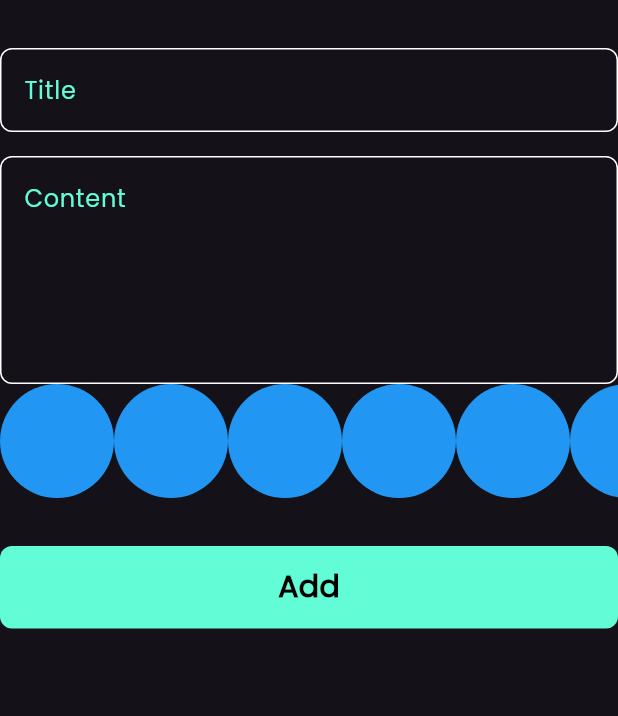
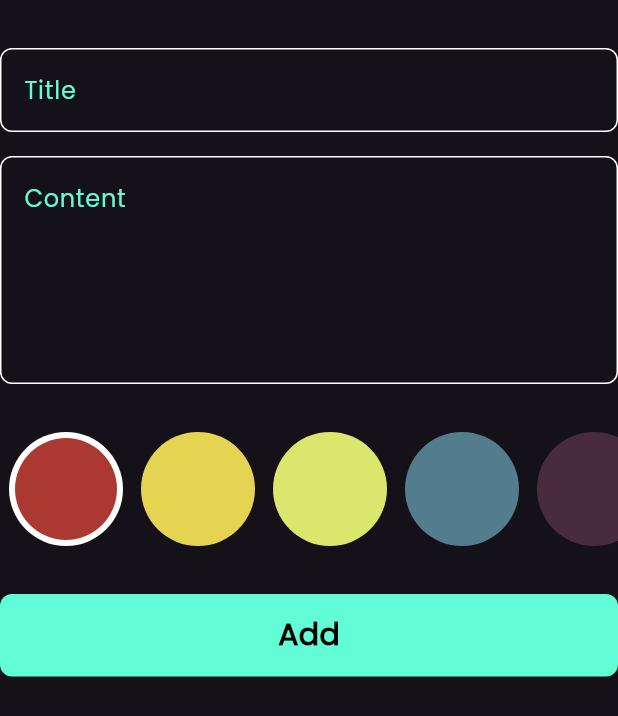
Before and after one commit to Fady60/notes_app, a Flutter app: the AddNoteForm widget shown alone on an empty page, opened directly, on a phone screen of 412 x 824 dp. Shown: the top 716 px of the screen. Run offline on Flutter 3.47's test engine with Material 3 defaults, Android fonts, the phone set to English and light mode, and no system bars; our stand-ins replace bloc, flutter_bloc, font_awesome_flutter, hive, hive_flutter; accounts and stored records are empty.

Commit message:
colors list view part 2

```diff
--- a/lib/views/widgets/add_note_form.dart
+++ b/lib/views/widgets/add_note_form.dart
@@ -40,6 +40,7 @@ class _AddNoteFormState extends State<AddNoteForm> {
             hint: 'Content',
             maxLines: 5,
           ),
+          const SizedBox(height: 32),
           ColorsListView(),
           const SizedBox(height: 32),
           BlocBuilder<AddNoteCubit, AddNoteState>(
--- a/lib/views/widgets/colors_list_view.dart
+++ b/lib/views/widgets/colors_list_view.dart
@@ -1,26 +1,58 @@
 import 'package:flutter/material.dart';
 
 class ColorItem extends StatelessWidget {
-  const ColorItem({super.key});
-
+  const ColorItem({super.key, required this.isActive, required this.color});
+  final bool isActive;
+  final Color color;
   @override
   Widget build(BuildContext context) {
-    return const CircleAvatar(backgroundColor: Colors.blue, radius: 38);
+    return isActive
+        ? CircleAvatar(
+          backgroundColor: Colors.white,
+          radius: 38,
+          child: CircleAvatar(backgroundColor: color, radius: 34),
+        )
+        : CircleAvatar(backgroundColor: color, radius: 38);
   }
 }
 
-class ColorsListView extends StatelessWidget {
+class ColorsListView extends StatefulWidget {
   const ColorsListView({super.key});
 
+  @override
+  State<ColorsListView> createState() => _ColorsListViewState();
+}
+
+class _ColorsListViewState extends State<ColorsListView> {
+  int currentIndex = 0;
+  List<Color> colors = const [
+    Color(0xffAC3931),
+    Color(0xffE5D352),
+    Color(0xffD9E76C),
+    Color(0xff537D8D),
+    Color(0xff482C3D),
+  ];
   @override
   Widget build(BuildContext context) {
     return SizedBox(
       height: 38 * 2,
       child: ListView.builder(
-        itemCount: 10,
+        itemCount: colors.length,
         scrollDirection: Axis.horizontal,
         itemBuilder: (context, index) {
-          return const ColorItem();
+          return Padding(
+            padding: const EdgeInsets.symmetric(horizontal: 6),
+            child: GestureDetector(
+              onTap: () {
+                currentIndex = index;
+                setState(() {});
+              },
+              child: ColorItem(
+                color: colors[index],
+                isActive: currentIndex == index,
+              ),
+            ),
+          );
         },
       ),
     );
```
